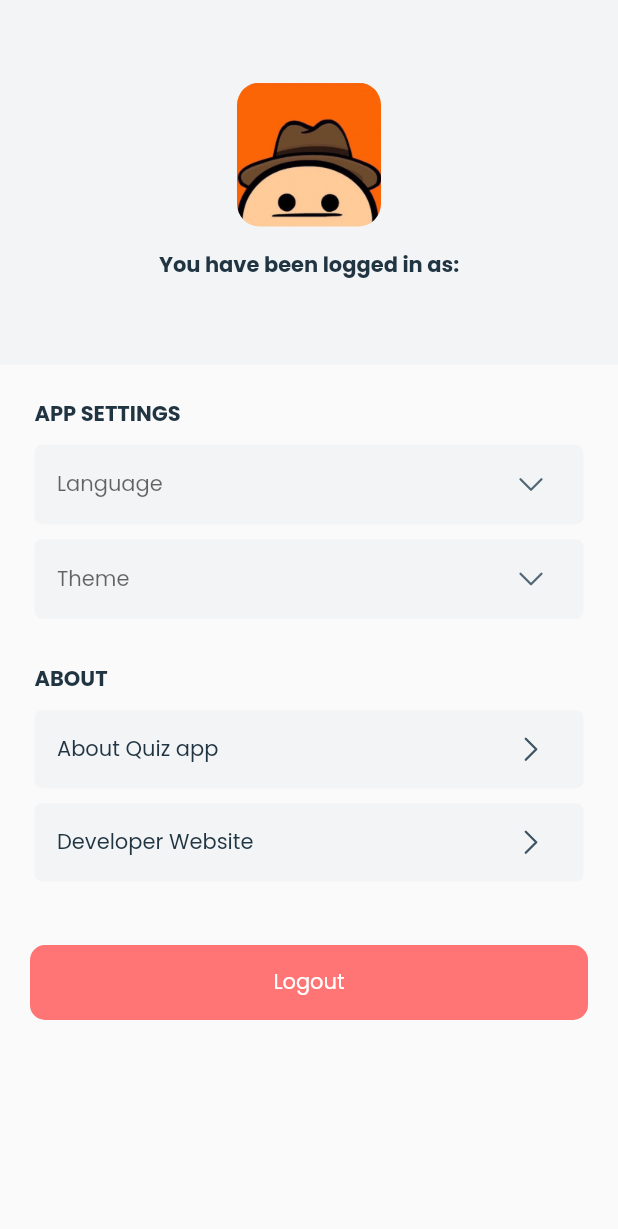
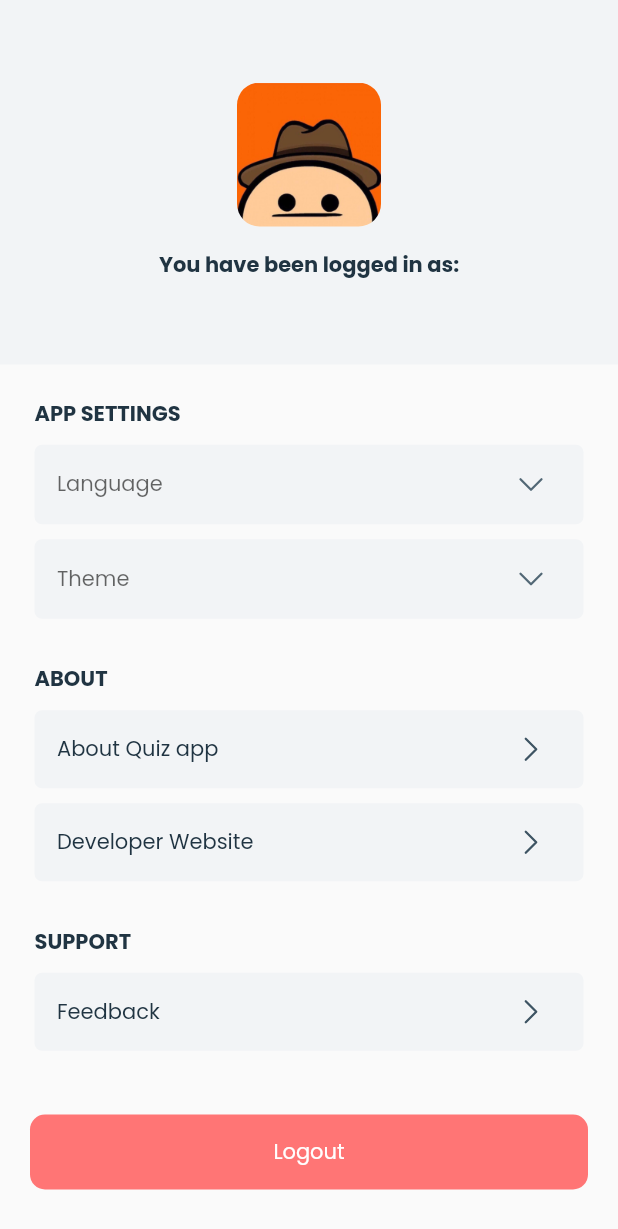
Before and after one commit to YRlp98/quiz_app, a Flutter app: the SettingsPage screen opened directly, on a phone screen of 412 x 824 dp. Shown: the top 1229 px of the screen. Run offline on Flutter 3.47's test engine with Material 2 defaults, Android fonts, the light colour scheme and no system bars; our stand-ins replace cloud_firestore, firebase_auth, flutter_svg, random_string, shared_preferences; accounts and stored records are empty.

Commit message:
implement support settings UI

```diff
--- a/lib/pages/settings_page.dart
+++ b/lib/pages/settings_page.dart
@@ -46,6 +46,7 @@ class _SettingsPageState extends State<SettingsPage> {
             accountInfo(),
             appSettings(),
             aboutSettings(),
+            supportSettings(),
             SizedBox(height: 35),
             //* Logout
             LongButtonWidget(
@@ -55,6 +56,34 @@ class _SettingsPageState extends State<SettingsPage> {
             ),
           ],
         ),
+      ),
+    );
+  }
+
+  Container supportSettings() {
+    return Container(
+      margin: const EdgeInsets.symmetric(horizontal: 23, vertical: 7.5),
+      width: double.infinity,
+      child: Column(
+        crossAxisAlignment: CrossAxisAlignment.start,
+        children: <Widget>[
+          SizedBox(height: 15),
+          // Title
+          Text(
+            supportTextEn,
+            style: paragraphDarkestGreyBoldEnStyle,
+          ),
+          SizedBox(height: 10),
+          // Feedback
+          LongButtonWithIconWidget(
+            text: feedbackTextEn,
+            color: lightestGreyColor,
+            icon: arrowRightIcon,
+            iconColor: darkGreyColor,
+            buttonTextStyle: buttonDarkEnStyle,
+            btnOnTap: () {},
+          ),
+        ],
       ),
     );
   }
--- a/lib/theme/strings.dart
+++ b/lib/theme/strings.dart
@@ -33,6 +33,8 @@ final lightTextEn = 'Light (Default)';
 final darkTextEn = 'Dark (Soon)';
 final aboutTextEn = 'ABOUT';
 final logoutTextEn = 'Logout';
+final supportTextEn = 'SUPPORT';
+final feedbackTextEn = 'Feedback';
 
 // Messages
 final helloTextEn = 'Hello, user';
```
